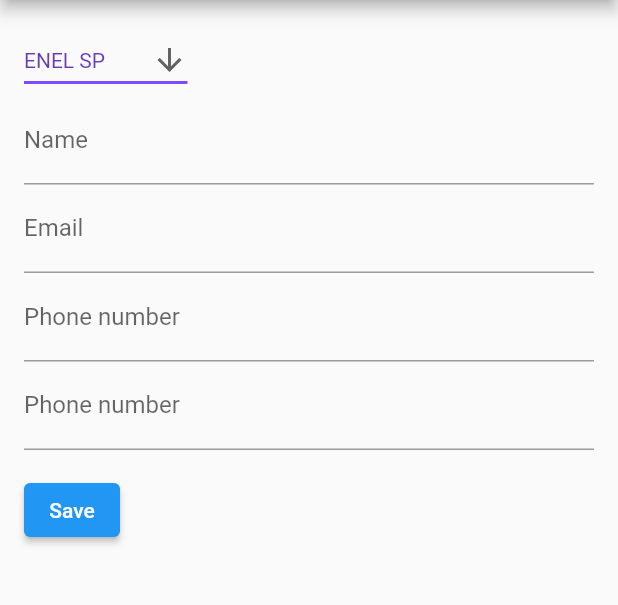
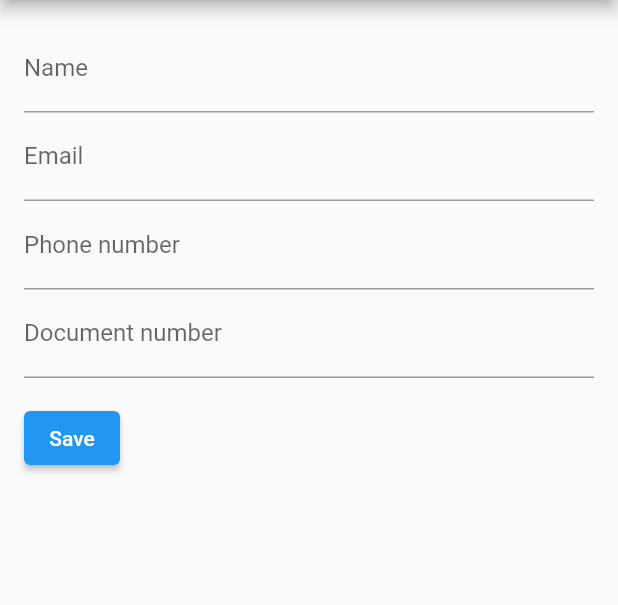
Before and after one commit to brunotfarsura/powereffi_mobile, a Flutter app: the screen it shows after launch, on a phone screen of 412 x 824 dp, the part 84-689 px from its top. Run offline on Flutter 3.47's test engine with Material 2 defaults, Android fonts, the light colour scheme and no system bars; our stand-ins replace floor; accounts and stored records are empty.

Commit message:
minor adjustments

```diff
--- a/lib/energyConsumption/energyConsumptionData.dart
+++ b/lib/energyConsumption/energyConsumptionData.dart
@@ -17,8 +17,8 @@ class EnergyConsumptionData extends StatelessWidget {
   final TextEditingController _addressController = TextEditingController();
   final TextEditingController _groupController = TextEditingController();
   final TextEditingController _subGroupController = TextEditingController();
-  final TextEditingController _classController = TextEditingController();
-  final TextEditingController _subClassController = TextEditingController();
+  final TextEditingController _classDistributionController = TextEditingController();
+  final TextEditingController _subClassDistributionController = TextEditingController();
   final TextEditingController _supplyTypeController = TextEditingController();
   final TextEditingController _tariffModalityController = TextEditingController();
   final TextEditingController _energyConsumptionFirstMonthController = TextEditingController();
--- a/lib/main.dart
+++ b/lib/main.dart
@@ -16,7 +16,7 @@ class MyApp extends StatelessWidget {
       theme: ThemeData(
         primarySwatch: Colors.blue,
       ),
-      initialRoute: "/energyConsumptionData",
+      initialRoute: "/personalData",
       routes: {
         //"/": ((context) => const MyHomePage(title: 'My own home page',)), //Screen to start the app
         "/personalData": (context) => CreatePersonalData(),
--- a/lib/personalData/createPersonalData.dart
+++ b/lib/personalData/createPersonalData.dart
@@ -67,7 +67,7 @@ class CreatePersonalData extends StatelessWidget {
                 ),
                 TextFormField(
                   decoration: const InputDecoration(
-                      hintText: "Document number", labelText: "Phone number"),
+                      hintText: "Document number", labelText: "Document number"),
                   controller: _documentController,
                   validator: (value) {
                     if (value == null || value.isEmpty) {
```
